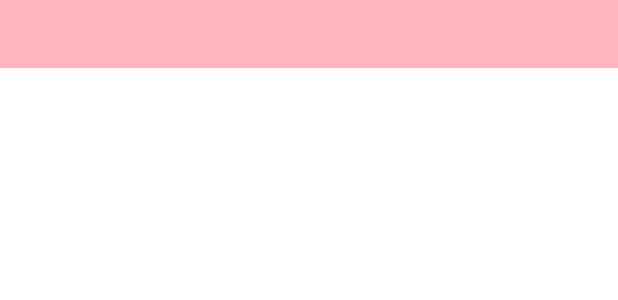
After one commit to Tobeyr1/JianYiMusic, an Android app: the layout fragment_podcast.xml on its own in the app's theme, with its tools: preview values and no code run, on a phone screen of 412 x 824 dp. The commit adds this screen. Shown: the top 300 px of the screen. Run offline under Robolectric (Android 15) with nearby library versions, the phone set to English and light mode, and no system bars.

Commit message:
add some fragment ui

```diff
--- a/app/src/main/res/layout/fragment_discover.xml
+++ b/app/src/main/res/layout/fragment_discover.xml
@@ -1,7 +1,7 @@
 <?xml version="1.0" encoding="utf-8"?>
 <layout xmlns:android="http://schemas.android.com/apk/res/android"
     xmlns:app="http://schemas.android.com/apk/res-auto"
-    xmlns:tools="http://schemas.android.com/tools">
+    >
 
     <data>
         <variable
@@ -11,8 +11,7 @@
 <androidx.constraintlayout.widget.ConstraintLayout
     android:layout_width="match_parent"
     android:layout_height="match_parent"
-    android:background="@color/white"
-    tools:context=".ui.splash.SplashActivity">
+    android:background="@color/white">
 
     <View
         android:id="@+id/view_title_bg"
--- /dev/null
+++ b/app/src/main/res/layout/fragment_podcast.xml
@@ -0,0 +1,25 @@
+<?xml version="1.0" encoding="utf-8"?>
+<layout xmlns:android="http://schemas.android.com/apk/res/android"
+    xmlns:app="http://schemas.android.com/apk/res-auto"
+    >
+
+    <data>
+
+    </data>
+<androidx.constraintlayout.widget.ConstraintLayout
+    android:layout_width="match_parent"
+    android:layout_height="match_parent"
+    android:background="@color/white"
+    >
+
+    <View
+        android:id="@+id/view_title_bg"
+        android:layout_width="match_parent"
+        android:layout_height="@dimen/dp_45"
+        app:layout_constraintTop_toTopOf="parent"
+        android:background="@color/colorPrimary"
+        />
+
+
+</androidx.constraintlayout.widget.ConstraintLayout>
+</layout>
```
Also changed, not shown: app/src/main/java/com/tobery/personalmusic/ui/home/MainActivity.java (+10 -4 lines), app/src/main/java/com/tobery/personalmusic/ui/home/mine/MineFragment.java (added, +29 -0 lines), app/src/main/java/com/tobery/personalmusic/ui/home/podcast/PodcastFragment.java (added, +30 -0 lines), app/src/main/res/layout/fragment_mine.xml (added, +18 -0 lines).
